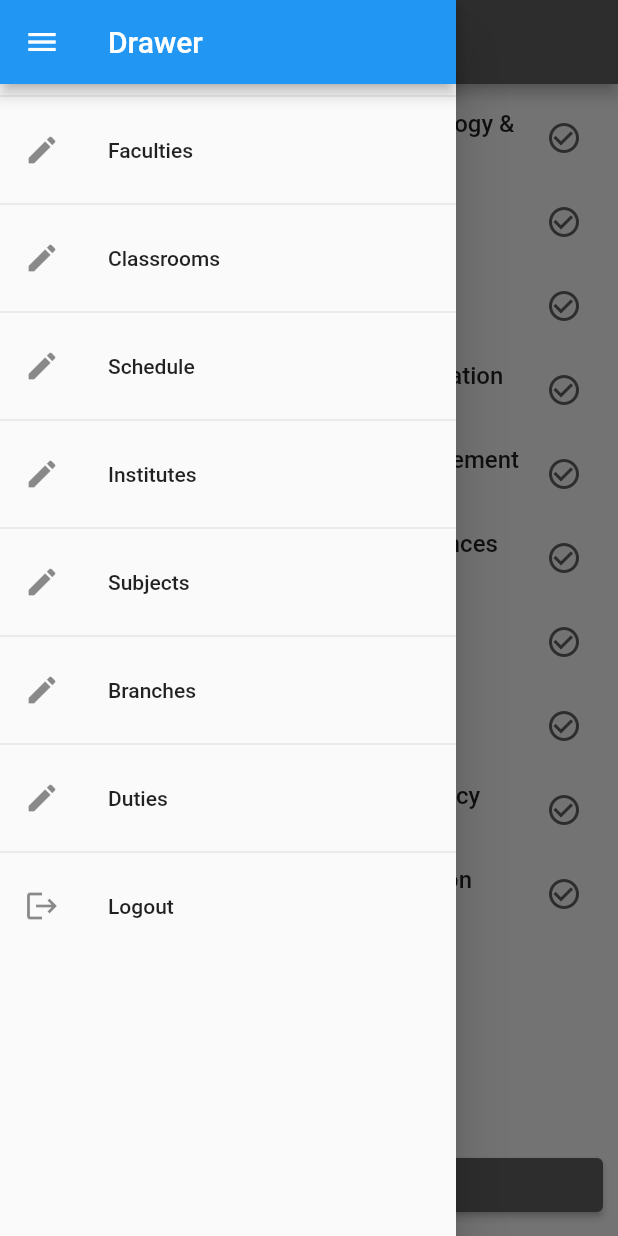
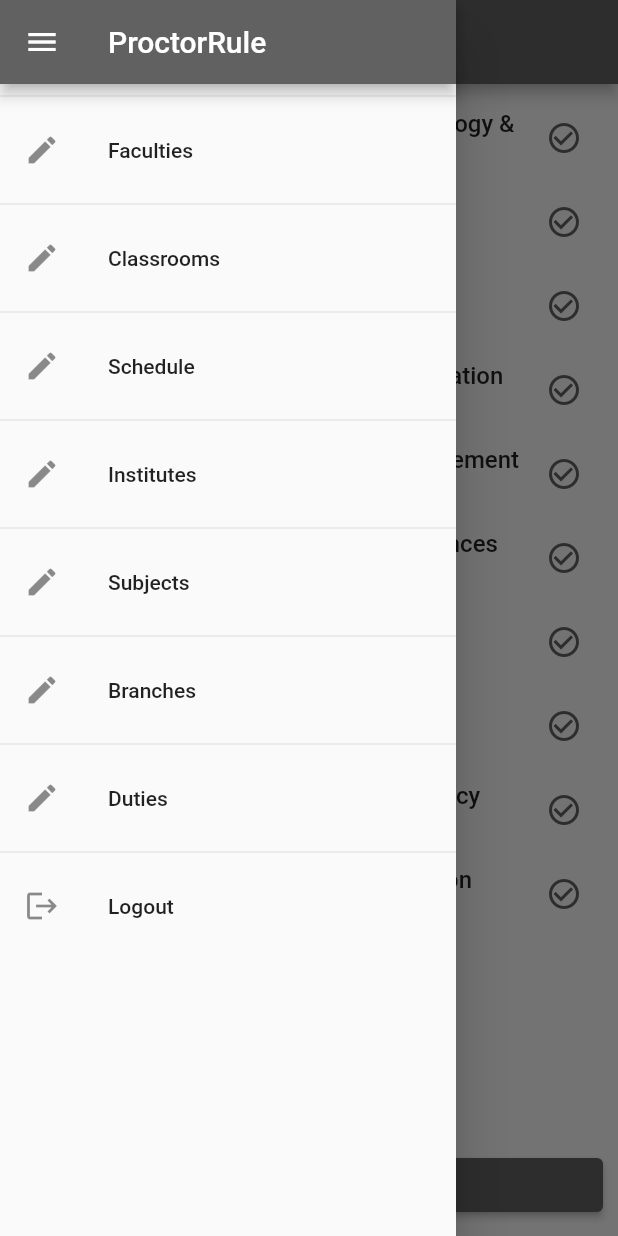
Before and after one commit to AnasKakuwala/ProctorRule, a Flutter app: the InstituteSelection screen opened directly, in the side drawer, after a tap on "Logout", on a phone screen of 412 x 824 dp. Run offline on Flutter 3.47's test engine with Material 2 defaults, Android fonts, the phone set to English and light mode, and no system bars; our stand-ins replace firebase_auth, firebase_core; accounts and stored records are empty.

Commit message:
4:06 pm ESE 8-4-23

```diff
--- a/lib/Widgets/app_drawer.dart
+++ b/lib/Widgets/app_drawer.dart
@@ -1,8 +1,11 @@
+import 'package:firebase_auth/firebase_auth.dart';
 import 'package:flutter/material.dart';
 // import 'package:proctor_rule/screens/login.dart';
+import '../screens/login.dart';
 
 class AppDrawer extends StatelessWidget {
-  const AppDrawer({Key? key}) : super(key: key);
+  // const AppDrawer({Key? key}) : super(key: key);
+  final FirebaseAuth _auth=FirebaseAuth.instance;
 
   @override
   Widget build(BuildContext context) {
@@ -10,7 +13,8 @@
       child: Column(
         children: [
           AppBar(
-            title: const Text("Drawer"),
+            backgroundColor: Colors.grey[700],
+            title: const Text("ProctorRule"),
           ),
           const Divider(
           ),
@@ -75,7 +79,9 @@
               Icons.logout,
             ),
             title: Text("Logout"),
-            onTap: () => {}
+            onTap: () => {
+                _auth.signOut()
+            }
           )
         ],
       ),
```
